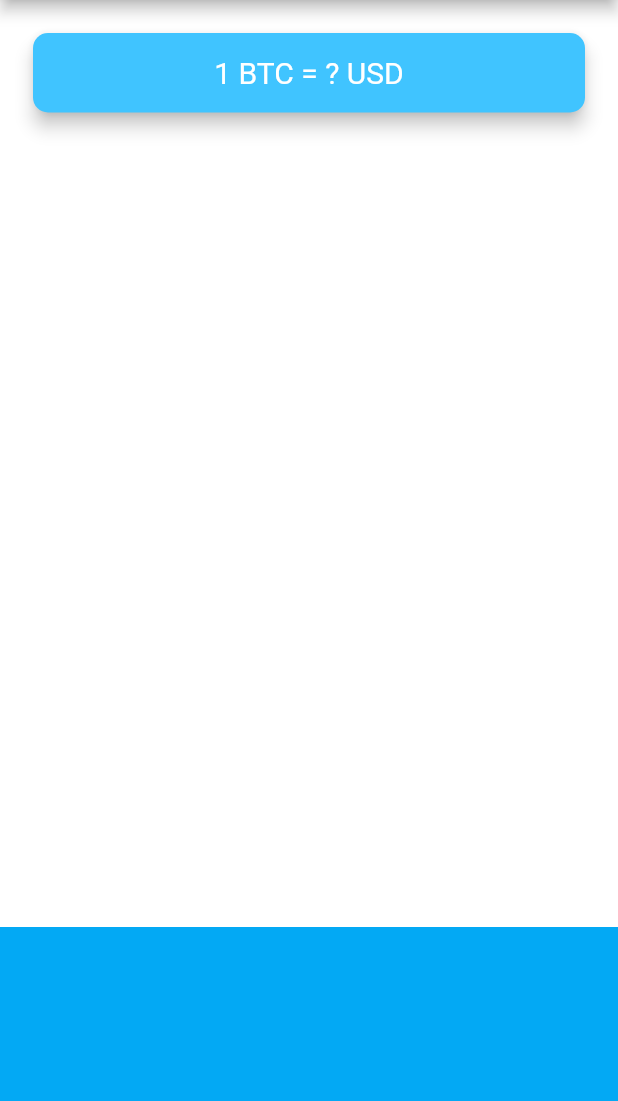
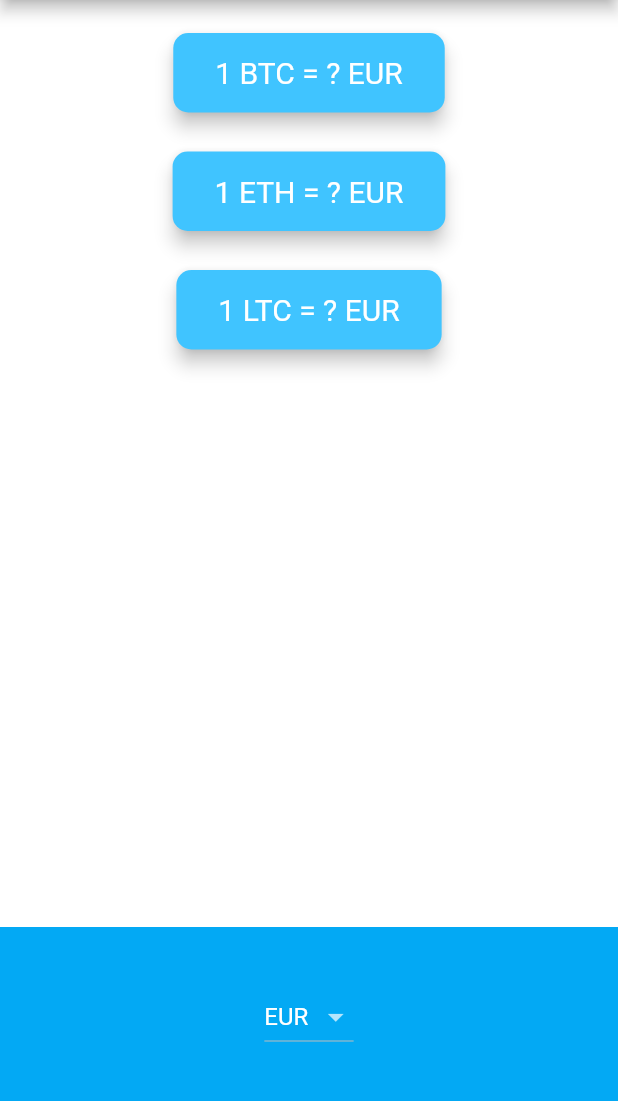
Before and after one commit to raymondallen/bitcoin-ticker, a Flutter app: the screen it shows after launch, on a phone screen of 412 x 824 dp, the part 84-1185 px from its top. Run offline on Flutter 3.47's test engine with Material 2 defaults, Android fonts, the phone set to English and light mode, and no system bars; network calls fail.

Commit message:
Load prices for all cryptocurrencies listed in coin data file.

```diff
--- a/lib/coin_data.dart
+++ b/lib/coin_data.dart
@@ -1,3 +1,8 @@
+import 'networking.dart';
+import 'package:http/http.dart' as http;
+import 'dart:convert';
+import 'constants.dart';
+
 const List<String> currenciesList = [
   'AUD',
   'BRL',
@@ -28,4 +33,53 @@ const List<String> cryptoList = [
   'LTC',
 ];
 
-class CoinData {}
+class Price {
+  String coin;
+  String currency;
+  double rate;
+  DateTime time;
+
+  Price({this.coin, this.currency, this.rate, this.time});
+
+  factory Price.fromJson(dynamic json) {
+    return Price(
+        coin: json['asset_id_base'] as String,
+        currency: json['asset_id_quote'] as String,
+        rate: json['rate'].toDouble(),
+        time: DateTime.parse(json['time']));
+  }
+
+  @override
+  String toString() {
+    return '{ ${this.coin}, ${this.currency}, ${this.rate.toString()}, ${this.time.toString()} }';
+  }
+}
+
+class CoinData {
+  String getUrl(String coin, String currency) {
+    // Return custom url for each coin
+    return kExchangeRateUrl
+        .replaceFirst('{asset_id_base}', coin)
+        .replaceFirst('{asset_id_quote}', currency);
+  }
+
+  Future<Map<String, Price>> getCoinData(String currency) async {
+    Map<String, Price> prices = {};
+
+    Networking networking = Networking();
+
+    // Compile list of responses
+    List<http.Response> list = await Future.wait(
+        cryptoList.map((coin) => networking.get(getUrl(coin, currency))));
+
+    // Process list and transform into Map<String, Object>
+    list.forEach((response) {
+      // do processing here and return items
+      if (response != null) {
+        Price price = Price.fromJson(jsonDecode(response.body));
+        prices[price.coin] = price;
+      }
+    });
+    return prices;
+  }
+}
--- /dev/null
+++ b/lib/constants.dart
@@ -0,0 +1,9 @@
+import 'package:flutter/material.dart';
+
+const kExchangeRateUrl =
+    'https://rest.coinapi.io/v1/exchangerate/{asset_id_base}/{asset_id_quote}?apikey=40C4A35A-1D63-4ED7-AC5B-C7DCC9F8A8EB';
+
+const kTextStyle = TextStyle(
+  fontSize: 20.0,
+  color: Colors.white,
+);
--- /dev/null
+++ b/lib/crypto-card.dart
@@ -0,0 +1,40 @@
+import 'package:flutter/material.dart';
+import 'constants.dart';
+
+class CryptoCard extends StatelessWidget {
+  const CryptoCard({
+    @required this.coin,
+    @required this.price,
+    @required this.currency,
+  });
+
+  final String coin;
+  final String price;
+  final String currency;
+
+  @override
+  Widget build(BuildContext context) {
+    return Column(
+      children: <Widget>[
+        Padding(
+          padding: EdgeInsets.fromLTRB(18.0, 18.0, 18.0, 0),
+          child: Card(
+            color: Colors.lightBlueAccent,
+            elevation: 5.0,
+            shape: RoundedRectangleBorder(
+              borderRadius: BorderRadius.circular(10.0),
+            ),
+            child: Padding(
+              padding: EdgeInsets.symmetric(vertical: 15.0, horizontal: 28.0),
+              child: Text(
+                '1 $coin = $price $currency',
+                textAlign: TextAlign.center,
+                style: kTextStyle,
+              ),
+            ),
+          ),
+        ),
+      ],
+    );
+  }
+}
--- a/lib/main.dart
+++ b/lib/main.dart
@@ -7,6 +7,7 @@ class MyApp extends StatelessWidget {
   @override
   Widget build(BuildContext context) {
     return MaterialApp(
+      debugShowCheckedModeBanner: false,
       theme: ThemeData.dark().copyWith(
           primaryColor: Colors.lightBlue,
           scaffoldBackgroundColor: Colors.white),
--- a/lib/price_screen.dart
+++ b/lib/price_screen.dart
@@ -1,4 +1,9 @@
 import 'package:flutter/material.dart';
+import 'coin_data.dart';
+import 'package:flutter/cupertino.dart';
+import 'dart:io' show Platform;
+import 'constants.dart';
+import 'crypto-card.dart';
 
 class PriceScreen extends StatefulWidget {
   @override
@@ -6,6 +11,89 @@ class PriceScreen extends StatefulWidget {
 }
 
 class _PriceScreenState extends State<PriceScreen> {
+  String currency = 'EUR';
+  bool isLoading = false;
+  Map<String, Price> prices = {};
+
+  String getUrl(String coin) {
+    return kExchangeRateUrl
+        .replaceFirst('{asset_id_base}', coin)
+        .replaceFirst('{asset_id_quote}', currency);
+  }
+
+  void getPrices() async {
+    isLoading = true;
+    Map<String, Price> data = {};
+    data = await CoinData().getCoinData(currency);
+    setState(() {
+      prices = data;
+      print(prices);
+    });
+    isLoading = false;
+  }
+
+  Column buildCards() {
+    List<CryptoCard> cards = [];
+    cryptoList.forEach((coin) {
+      cards.add(CryptoCard(
+          coin: coin,
+          price: isLoading || prices.length == 0
+              ? '?'
+              : prices[coin].rate.toStringAsFixed(2),
+          currency: currency));
+    });
+
+    return Column(
+      crossAxisAlignment: CrossAxisAlignment.stretch,
+      children: cards,
+    );
+  }
+
+  DropdownButton<String> androidDropdown() {
+    return DropdownButton<String>(
+      value: currency,
+      items: currenciesList.map<DropdownMenuItem<String>>((String value) {
+        return DropdownMenuItem<String>(
+          value: value,
+          child: Text(value),
+        );
+      }).toList(),
+      onChanged: (String newValue) {
+        setState(() {
+          currency = newValue;
+          getPrices();
+        });
+      },
+    );
+  }
+
+  CupertinoPicker iOSPicker() {
+    return CupertinoPicker(
+      backgroundColor: Colors.lightBlue,
+      itemExtent: 32,
+      onSelectedItemChanged: (selectedIndex) {
+        setState(() {
+          currency = currenciesList[selectedIndex];
+          getPrices();
+        });
+      },
+      children: currenciesList.map<Widget>((String value) {
+        return Text(
+          value,
+          style: TextStyle(
+            color: Colors.white,
+          ),
+        );
+      }).toList(),
+    );
+  }
+
+  @override
+  void initState() {
+    super.initState();
+    getPrices();
+  }
+
   @override
   Widget build(BuildContext context) {
     return Scaffold(
@@ -16,33 +104,13 @@ class _PriceScreenState extends State<PriceScreen> {
         mainAxisAlignment: MainAxisAlignment.spaceBetween,
         crossAxisAlignment: CrossAxisAlignment.stretch,
         children: <Widget>[
-          Padding(
-            padding: EdgeInsets.fromLTRB(18.0, 18.0, 18.0, 0),
-            child: Card(
-              color: Colors.lightBlueAccent,
-              elevation: 5.0,
-              shape: RoundedRectangleBorder(
-                borderRadius: BorderRadius.circular(10.0),
-              ),
-              child: Padding(
-                padding: EdgeInsets.symmetric(vertical: 15.0, horizontal: 28.0),
-                child: Text(
-                  '1 BTC = ? USD',
-                  textAlign: TextAlign.center,
-                  style: TextStyle(
-                    fontSize: 20.0,
-                    color: Colors.white,
-                  ),
-                ),
-              ),
-            ),
-          ),
+          buildCards(),
           Container(
             height: 150.0,
             alignment: Alignment.center,
             padding: EdgeInsets.only(bottom: 30.0),
             color: Colors.lightBlue,
-            child: null,
+            child: (Platform.isIOS ? iOSPicker() : androidDropdown()),
           ),
         ],
       ),
--- a/pubspec.yaml
+++ b/pubspec.yaml
@@ -10,6 +10,9 @@ dependencies:
     sdk: flutter
 
   cupertino_icons: ^0.1.2
+  http: ^0.12.0+4
+  convert: ^2.1.1
+  flutter_spinkit: ^4.1.2
 
 dev_dependencies:
   flutter_test:
```
Also changed, not shown: lib/networking.dart (added, +16 -0 lines), pubspec.lock, 2 other files.
